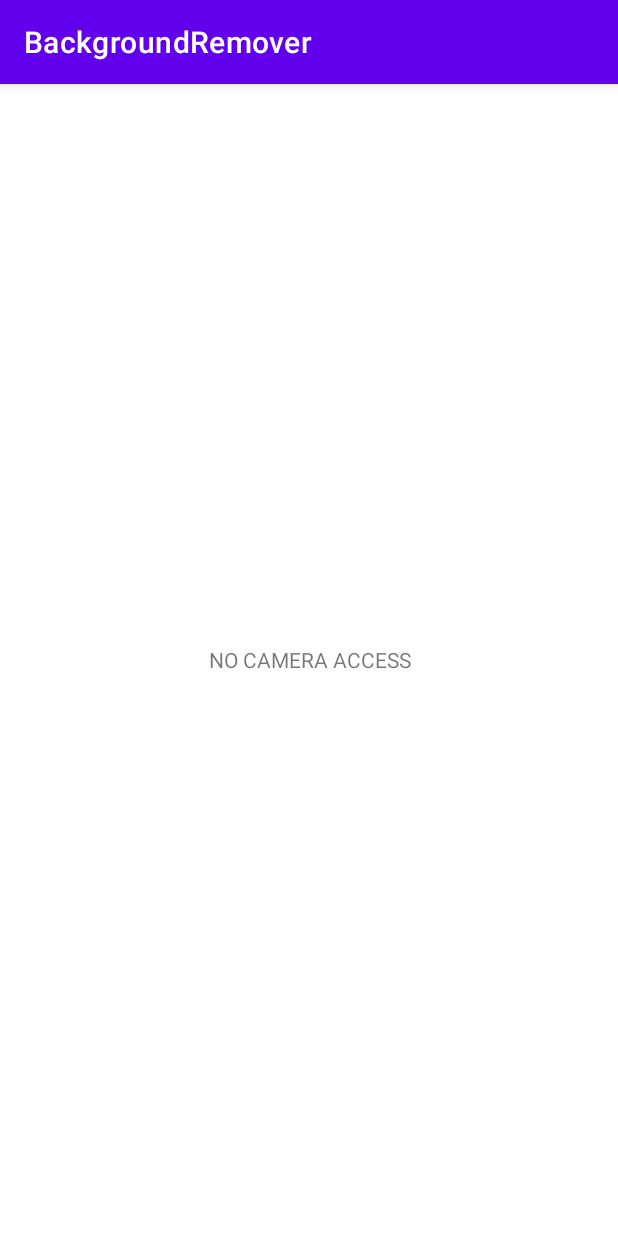
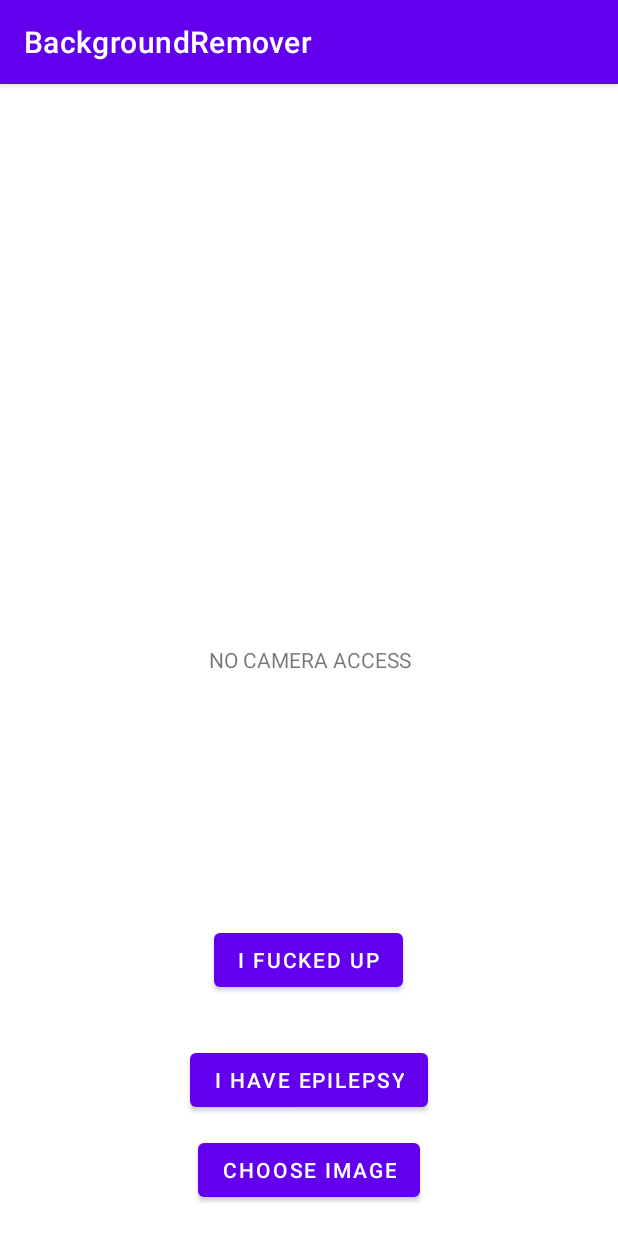
Before and after one commit to Scrip00/Selfie-segmentation-library, an Android app: the screen it shows after launch (MainActivity), on a phone screen of 412 x 824 dp. Run offline under Robolectric (Android 15) with nearby library versions, the phone set to English and light mode, and no system bars; libraries missing offline, so code that uses them is left out: com.google.mediapipe.components, com.google.mediapipe.framework, com.google.mediapipe.glutil; 13 statements that could not run were skipped.

Commit message:
Added example app

```diff
--- a/mediapipe/examples/android/src/java/com/google/mediapipe/apps/backgroundremover/app/src/main/java/com/scrip0/backgroundremover/MainActivity.java
+++ b/mediapipe/examples/android/src/java/com/google/mediapipe/apps/backgroundremover/app/src/main/java/com/scrip0/backgroundremover/MainActivity.java
@@ -1,25 +1,45 @@
 package com.scrip0.backgroundremover;
 
+import android.Manifest;
+import android.annotation.SuppressLint;
+import android.app.Activity;
+import android.app.Application;
+import android.content.Context;
+import android.content.Intent;
+import android.content.pm.PackageManager;
+import android.graphics.Bitmap;
 import android.graphics.BitmapFactory;
 import android.graphics.Color;
 import android.os.Build;
 import android.os.Bundle;
 import android.os.Environment;
+import android.provider.MediaStore;
+import android.util.Log;
+import android.view.View;
 import android.view.ViewGroup;
+import android.widget.Button;
 import android.widget.ImageView;
+import android.widget.Toast;
 
+import androidx.activity.contextaware.OnContextAvailableListener;
+import androidx.annotation.NonNull;
 import androidx.annotation.RequiresApi;
 import androidx.appcompat.app.AppCompatActivity;
+import androidx.core.content.ContextCompat;
 
 import com.scrip0.backremlib.BackActivity;
 
 import java.io.IOException;
+import java.util.Timer;
+import java.util.TimerTask;
 
 public class MainActivity extends AppCompatActivity {
 
     private ViewGroup viewGroup;
     private BackActivity activity;
+    public static final int PICK_IMAGE = 1;
 
+    @SuppressLint("NewApi")
     @RequiresApi(api = Build.VERSION_CODES.O)
     @Override
     protected void onCreate(Bundle savedInstanceState) {
@@ -28,26 +48,104 @@ public class MainActivity extends AppCompatActivity {
 
         viewGroup = findViewById(R.id.preview_display_layout);
         activity = new BackActivity(this, viewGroup);
-        activity.setVideo(Environment.getExternalStorageDirectory().getAbsolutePath() + "/Download/Helpme.mp4", true);
-        try {
-            activity.setImageBackground(BitmapFactory.decodeStream(getAssets().open("img.png")), true);
-        } catch (IOException e) {
-            e.printStackTrace();
+
+        Button setVideoBtn = findViewById(R.id.setVideoBtn);
+
+        setVideoBtn.setOnClickListener(new View.OnClickListener() {
+            @Override
+            public void onClick(View view) {
+                requestPermissionForGallery(getBaseContext());
+            }
+        });
+
+        Button setPartyBtn = findViewById(R.id.setPartyBtn);
+
+        setPartyBtn.setOnClickListener(new View.OnClickListener() {
+            @Override
+            public void onClick(View view) {
+//                activity.partymode();
+                onPause();
+            }
+        });
+
+        Button setImageBtn = findViewById(R.id.setImageBtn);
+
+        setImageBtn.setOnClickListener(new View.OnClickListener() {
+            @Override
+            public void onClick(View view) {
+//                requestPermissionForGallery(getBaseContext());
+                onResume();
+            }
+        });
+
+        activity.partymode();
+//
+//
+//        activity.setVideo(Environment.getExternalStorageDirectory().getAbsolutePath() + "/Download/Helpme.mp4", true);
+//        try {
+//            activity.setImageBackground(BitmapFactory.decodeStream(getAssets().open("img.png")), true);
+//        } catch (IOException e) {
+//            e.printStackTrace();
+//        }
+//        activity.setColor(Color.BLUE);
+//        activity.setImageBackground(null, false);
+    }
+
+    @RequiresApi(api = Build.VERSION_CODES.M)
+    private void requestPermissionForGallery(Context context) {
+        if (ContextCompat.checkSelfPermission(context, Manifest.permission.WRITE_EXTERNAL_STORAGE) != PackageManager.PERMISSION_GRANTED) {
+            requestPermissions(new String[]{Manifest.permission.READ_EXTERNAL_STORAGE}, 1);
+        } else {
+            openGallery();
         }
-        activity.setColor(Color.BLUE);
-        activity.setImageBackground(null, false);
-        activity.partymode();
+    }
+
+    @Override
+    public void onRequestPermissionsResult(int requestCode, String[] permissions,
+                                           int[] grantResults) {
+        super.onRequestPermissionsResult(requestCode, permissions, grantResults);
+        if (requestCode == PICK_IMAGE) {
+            if (grantResults.length > 0 &&
+                    grantResults[0] != PackageManager.PERMISSION_GRANTED) {
+                Toast.makeText(this, "Storage permission is needed to continue", Toast.LENGTH_SHORT).show();
+            } else {
+                openGallery();
+            }
+        }
+    }
+
+    private void openGallery() {
+        Intent intent = new Intent(Intent.ACTION_PICK, MediaStore.Images.Media.EXTERNAL_CONTENT_URI);
+        startActivityForResult(Intent.createChooser(intent, "Select Picture"), PICK_IMAGE);
+    }
+
+    @RequiresApi(api = Build.VERSION_CODES.O)
+    @Override
+    public void onActivityResult(int requestCode, int resultCode, Intent data) {
+        super.onActivityResult(requestCode, resultCode, data);
+        if (requestCode == PICK_IMAGE && resultCode == Activity.RESULT_OK) {
+            FileUtils utils = new FileUtils(getBaseContext());
+            String currentPhotoPath = utils.getPath(data.getData());
+            Bitmap image = BitmapFactory.decodeFile(currentPhotoPath);
+            Log.d("LOL", String.valueOf(image.getHeight()));
+            Log.d("LOL", String.valueOf(image.getHeight()));
+        } else {
+            Log.d("LOL", "");
+        }
+        activity.pause();
     }
 
     @Override
     protected void onResume() {
+        activity.resume();
         super.onResume();
-        activity.resume();
+        Log.d("LOL", "RESUME");
     }
 
     @Override
     protected void onPause() {
+        activity.pause();
         super.onPause();
-        activity.pause();
+        Log.d("LOL", "PAUSE");
     }
 }
--- a/mediapipe/examples/android/src/java/com/google/mediapipe/apps/backgroundremover/app/src/main/res/layout/activity_main.xml
+++ b/mediapipe/examples/android/src/java/com/google/mediapipe/apps/backgroundremover/app/src/main/res/layout/activity_main.xml
@@ -17,11 +17,37 @@
             android:layout_height="fill_parent"
             android:gravity="center"
             android:text="NO CAMERA ACCESS" />
+    </FrameLayout>
 
-        <ImageView
-            android:id="@+id/imgg"
-            android:layout_width="match_parent"
-            android:layout_height="309dp"
-            tools:srcCompat="@tools:sample/avatars" />
-    </FrameLayout>
+    <RelativeLayout
+        android:layout_width="match_parent"
+        android:layout_height="match_parent">
+
+        <Button
+            android:id="@+id/setVideoBtn"
+            android:layout_width="wrap_content"
+            android:layout_height="wrap_content"
+            android:layout_alignParentBottom="true"
+            android:layout_centerHorizontal="true"
+            android:layout_marginBottom="160dp"
+            android:text="I fucked up" />
+
+        <Button
+            android:id="@+id/setPartyBtn"
+            android:layout_width="wrap_content"
+            android:layout_height="wrap_content"
+            android:layout_alignParentBottom="true"
+            android:layout_centerHorizontal="true"
+            android:layout_marginBottom="80dp"
+            android:text="I have epilepsy" />
+
+        <Button
+            android:id="@+id/setImageBtn"
+            android:layout_width="wrap_content"
+            android:layout_height="wrap_content"
+            android:layout_alignParentBottom="true"
+            android:layout_centerHorizontal="true"
+            android:layout_marginBottom="20dp"
+            android:text="Choose image" />
+    </RelativeLayout>
 </androidx.constraintlayout.widget.ConstraintLayout>
--- a/mediapipe/examples/android/src/java/com/google/mediapipe/apps/backgroundremover/backremlib/src/main/java/com/scrip0/backremlib/BackActivity.java
+++ b/mediapipe/examples/android/src/java/com/google/mediapipe/apps/backgroundremover/backremlib/src/main/java/com/scrip0/backremlib/BackActivity.java
@@ -18,7 +18,6 @@ import android.annotation.SuppressLint;
 import android.app.Activity;
 import android.content.Context;
 import android.graphics.Bitmap;
-import android.graphics.BitmapFactory;
 import android.graphics.Canvas;
 import android.graphics.Color;
 import android.graphics.Paint;
@@ -38,10 +37,10 @@ import com.google.mediapipe.components.ExternalTextureConverter;
 import com.google.mediapipe.framework.AndroidAssetUtil;
 import com.google.mediapipe.glutil.EglManager;
 
-import java.io.IOException;
-import java.io.InputStream;
 import java.util.Timer;
 import java.util.TimerTask;
+
+// TODO optimize imports
 
 /**
  * Main activity of MediaPipe example apps.
@@ -103,6 +102,7 @@ public class BackActivity {
     private boolean isVideoPlaying;
 
     public BackActivity(Context context, ViewGroup viewGroup) {
+        Log.d("LOL", "CREATED");
         this.context = context;
         this.viewGroup = viewGroup;
 
@@ -193,6 +193,7 @@ public class BackActivity {
     }
 
     public void setImageBackground(Bitmap background, boolean crop) {
+        Log.d("LOL", "BACK");
         isVideoPlaying = false;
         cleanTimer();
         setImage(background, crop);
@@ -366,7 +367,7 @@ public class BackActivity {
         return new Size(width, height);
     }
 
-    private void startCamera() {
+    public void startCamera() {
         cameraHelper = new CameraXPreviewHelper();
         previewFrameTexture = converter.getSurfaceTexture();
         cameraHelper.setOnCameraStartedListener(
```
Also changed, not shown: mediapipe/examples/android/src/java/com/google/mediapipe/apps/backgroundremover/app/src/main/java/com/scrip0/backgroundremover/FileUtils.java (added, +383 -0 lines).
